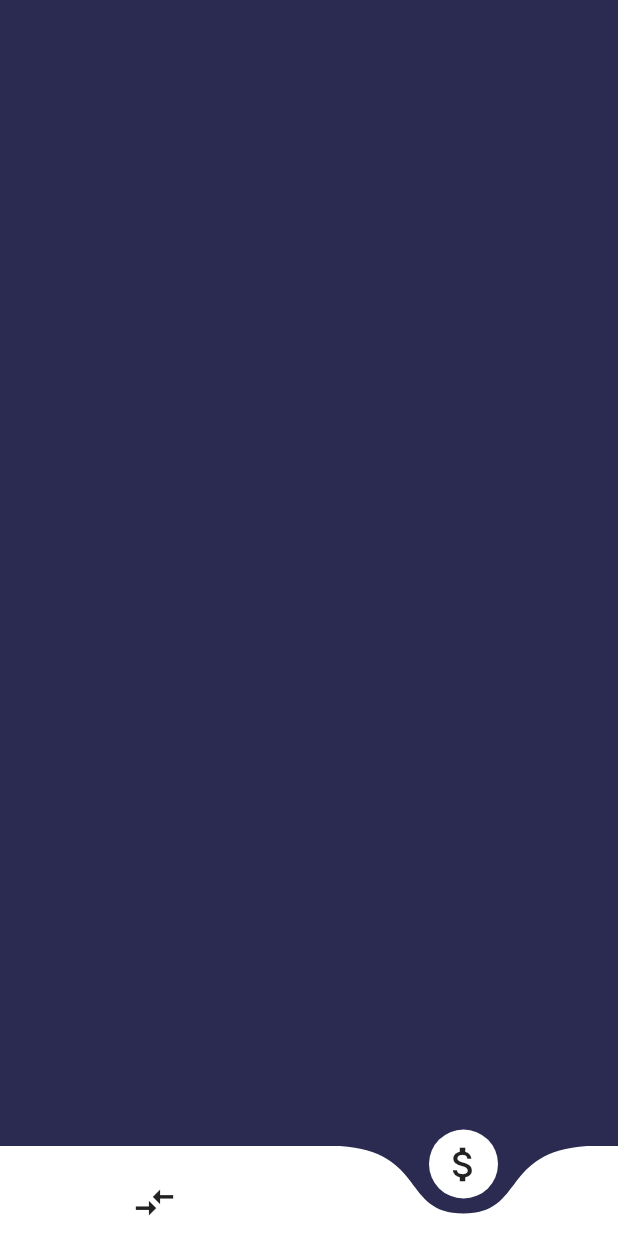
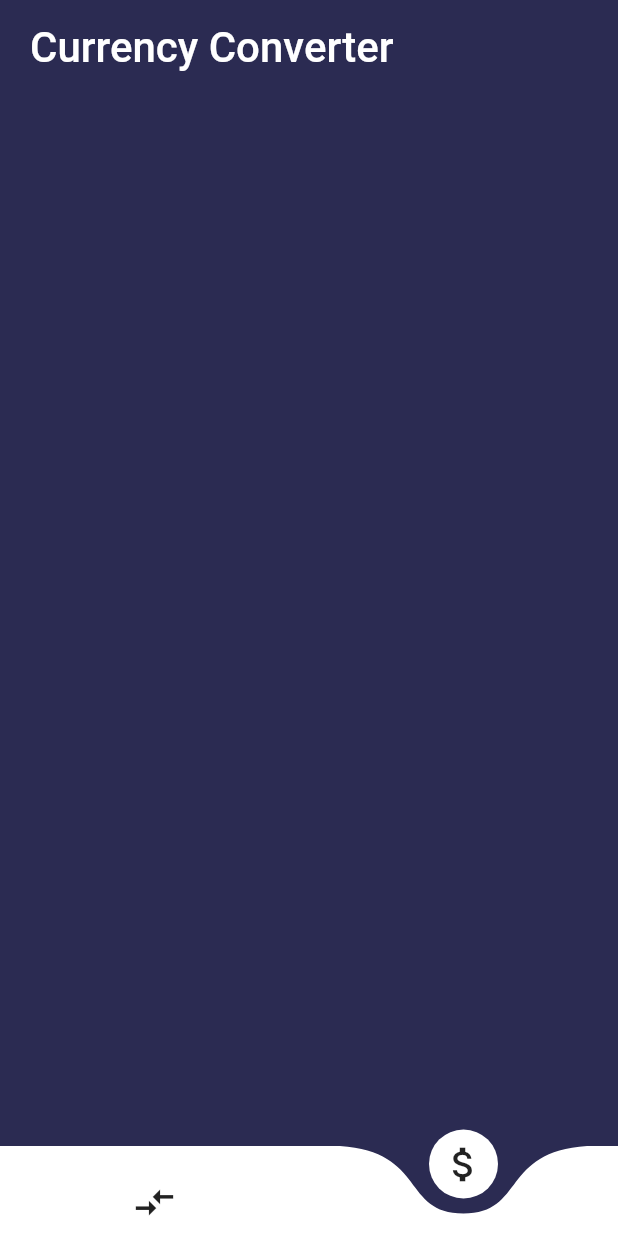
Before and after one commit to Rajdeep-Ray/Currency-Convertor-App, a Flutter app: the screen it shows after launch, swiped to page 2, on a phone screen of 412 x 824 dp. Run offline on Flutter 3.47's test engine with Material 2 defaults, Android fonts, the phone set to English and light mode, and no system bars; drawn by our look-alikes of curved_navigation_bar.

Commit message:
commit to 'master'

```diff
--- a/lib/screens/convert.dart
+++ b/lib/screens/convert.dart
@@ -10,8 +10,6 @@ class _MyConvertState extends State<MyConvert> {
   Widget build(BuildContext context) {
     return Container(
       color: Color(0xFF2B2B52),
-      height: 100,
-      width: 200,
       child: Column(
         children: [
           Container(
@@ -26,7 +24,7 @@ class _MyConvertState extends State<MyConvert> {
               ),
             ),
           ),
-
+          //remaining
         ],
       ),
     );
--- a/lib/screens/exchange.dart
+++ b/lib/screens/exchange.dart
@@ -10,8 +10,23 @@ class _MyExchangeState extends State<MyExchange> {
   Widget build(BuildContext context) {
     return Container(
       color: Color(0xFF2B2B52),
-      height: 100,
-      width: 200,
+      child: Column(
+        children: [
+          Container(
+            padding: EdgeInsets.symmetric(vertical: 15, horizontal: 20),
+            alignment: Alignment.centerLeft,
+            child: Text(
+              "Currency Converter",
+              style: TextStyle(
+                color: Colors.white,
+                fontSize: 28,
+                fontWeight: FontWeight.w500,
+              ),
+            ),
+          ),
+          //remaining
+        ],
+      ),
     );
   }
 }
```
